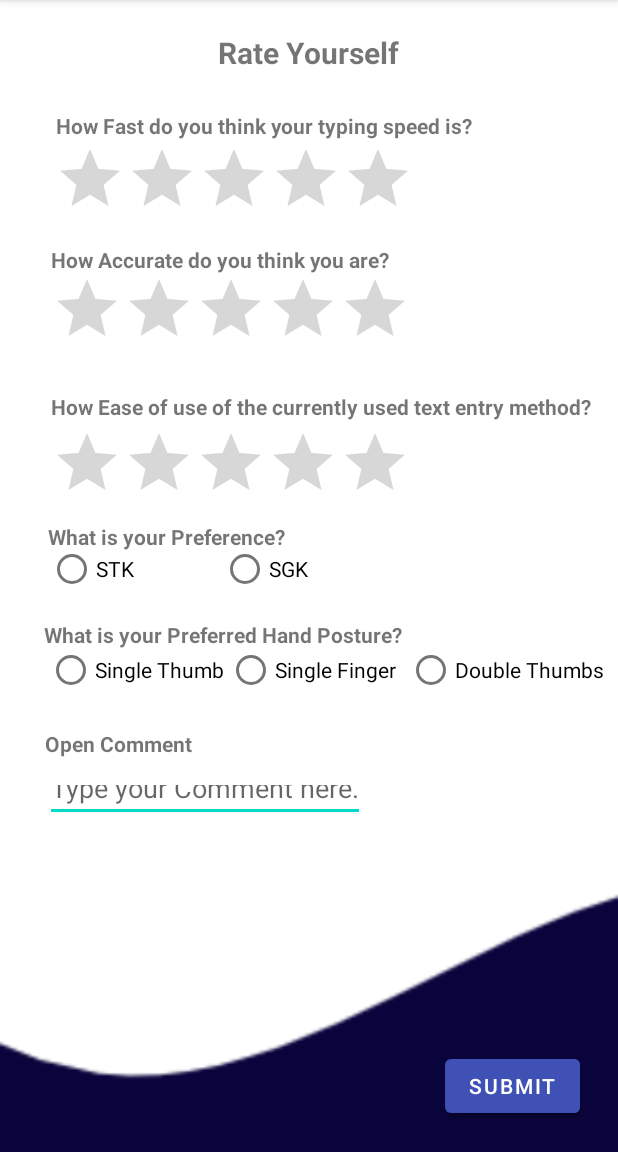
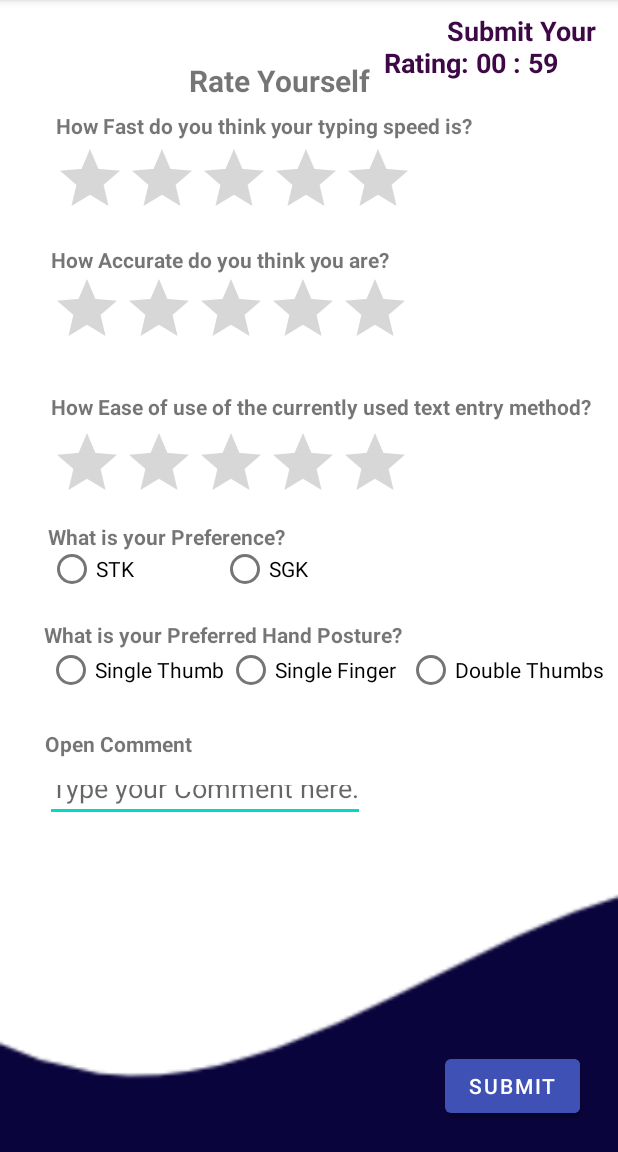
Before and after one commit to SLIIT-HCI/SMTEC, an Android app: the rating screen opened directly, with no data from a screen before it, on a phone screen of 412 x 824 dp, the part 84-1236 px from its top. Run offline under Robolectric (Android 15) with nearby library versions, the phone set to English and light mode, and no system bars; our stand-ins replace Volley.

Commit message:
Completed DB implementation of activity sample 1/3 and rating class

```diff
--- a/app/src/main/AndroidManifest.xml
+++ b/app/src/main/AndroidManifest.xml
@@ -25,11 +25,11 @@
         <activity android:name=".activity_sample_text3_3" />
         <activity android:name=".MainActivity" />
         <activity android:name=".activity_sample_text2_3" />
-        <activity android:name=".StartUp" />
+        <activity android:name=".activity_sample_text1_3" />
         <activity android:name=".questionnaire" />
         <activity android:name=".rating" />
         <activity android:name=".alertScreen" />
-        <activity android:name=".activity_sample_text1_3">
+        <activity android:name=".StartUp">
             <intent-filter>
                 <action android:name="android.intent.action.MAIN" />
 
--- a/app/src/main/java/com/example/wildusers/Database/LocalDB/DBHelper.java
+++ b/app/src/main/java/com/example/wildusers/Database/LocalDB/DBHelper.java
@@ -14,7 +14,7 @@ import java.util.Arrays;
 
 public class DBHelper extends SQLiteOpenHelper {
 
-    private static final int DATABASE_VERSION = 43;
+    private static final int DATABASE_VERSION = 55;
 
     // Database Name
     private static final String DATABASE_NAME = "SmtecWildMobileApp6.db";
@@ -34,9 +34,9 @@ public class DBHelper extends SQLiteOpenHelper {
 
 
     public static final String TABLE2_NAME = "WildExperiment";
-    //public static final String COLUMN1_id = "PassUserID";
-   // public static final String COLUMN2_session = "sessionNo";
-   // public static final String COLUMN2_attempt = "noOfRuns";
+    public static final String COLUMN1_id = "UserID";
+    public static final String COLUMN2_session = "sessionNo";
+    public static final String COLUMN2_attempt = "noOfRuns";
     public static final String COLUMN3_dateTime = "dateTime";
     public static final String COLUMN4_S1 = "stimulusPhrase";
     public static final String COLUMN5_S2 = "responsePhrase";
@@ -45,10 +45,10 @@ public class DBHelper extends SQLiteOpenHelper {
     public static final String COLUMN8_duration = "duration";
 
     private static final String TABLE3_NAME = "Rating";
-//    private static final String COLUMN2_userId = "ID";
-    //private static final String COLUMN_userSession = "userSession";
-    //private static final String COLUMN_dateTime = "FinishedTime";
-    //private static final String COLUMN_userNoOfruns = "runs";
+    private static final String COLUMN2_userId = "UID";
+    private static final String COLUMN_userSession = "userSession";
+//    private static final String COLUMN_dateTime = "FinishedTime";
+    private static final String COLUMN_userNoOfruns = "runs";
     private static final String COLUMN_speed = "Speed";
     private static final String COLUMN_accuracy = "Accuracy";
     private static final String COLUMN_preference = "preference";
@@ -89,9 +89,9 @@ public class DBHelper extends SQLiteOpenHelper {
 
 
             String TABLE_EXPERIMENT = "CREATE TABLE " + TABLE2_NAME + "("
-                    //+ COLUMN1_id + " TEXT NOT NULL,"
-                    //+ COLUMN2_session + " INTEGER NOT NULL,"
-                    //+ COLUMN2_attempt + " INTEGER NOT NULL,"
+                    + COLUMN1_id + " TEXT NOT NULL,"
+                    + COLUMN2_session + " TEXT NOT NULL,"
+                    + COLUMN2_attempt + " INTEGER NOT NULL,"
                     + COLUMN3_dateTime + " TEXT NOT NULL,"
                     + COLUMN4_S1 + " TEXT NOT NULL,"
                     + COLUMN5_S2 + " TEXT NOT NULL,"
@@ -101,10 +101,10 @@ public class DBHelper extends SQLiteOpenHelper {
             sqLiteDatabase.execSQL(TABLE_EXPERIMENT);
 
             String TABLE_RATING = "CREATE TABLE " + TABLE3_NAME + "("
-//                    + COLUMN2_userId + " TEXT PRIMARY KEY,"
-//                    + COLUMN_userSession + " INTEGER NOT NULL,"
+                    + COLUMN2_userId + " TEXT PRIMARY KEY,"
+                    + COLUMN_userSession + " TEXT NOT NULL,"
 //                    + COLUMN_dateTime + " TEXT NOT NULL,"
-//                    + COLUMN_userNoOfruns + " INTEGER NOT NULL,"
+                    + COLUMN_userNoOfruns + " INTEGER NOT NULL,"
                     + COLUMN_speed + " INTEGER NOT NULL,"
                     + COLUMN_accuracy + " INTEGER NOT NULL,"
                     + COLUMN_preference + " TEXT NOT NULL,"
@@ -236,14 +236,14 @@ public class DBHelper extends SQLiteOpenHelper {
 //
 //    }
 
-    public void saveToLocalDatabase(Experiment ex, SQLiteDatabase database){
+    public void saveToLocalDatabase(String UserID, String session, int attempt, Experiment ex, SQLiteDatabase database){
 
         //SQLiteDatabase database = this.getWritableDatabase();
         ContentValues contentValues = new ContentValues();
 
-        //contentValues.put(COLUMN1_id, PassUserID);
-        //contentValues.put(COLUMN2_session, session);
-        //contentValues.put(COLUMN2_attempt, attempt);
+        contentValues.put(COLUMN1_id, UserID);
+        contentValues.put(COLUMN2_session, session);
+        contentValues.put(COLUMN2_attempt, attempt);
         contentValues.put(COLUMN3_dateTime, Arrays.toString(ex.getDurationTimeStamps()));
         contentValues.put(COLUMN4_S1, ex.getStimulus());
         contentValues.put(COLUMN5_S2, ex.getResponse());
@@ -284,14 +284,14 @@ public class DBHelper extends SQLiteOpenHelper {
 //        database.insert(TABLE3_NAME,null,contentValues);
 //    }
 
-    public void saveToRatingsTable(float speed, float accuracy, String preference, float easeOfUse,  String HandPosture, String comment,  SQLiteDatabase database) {
+    public void saveToRatingsTable(String ID, String session, int runs, float speed, float accuracy, String preference, float easeOfUse,  String HandPosture, String comment,  SQLiteDatabase database) {
 
         ContentValues contentValues = new ContentValues();
 
-//        contentValues.put(COLUMN2_userId, ID);
-//        contentValues.put(COLUMN_userSession, session);
+        contentValues.put(COLUMN2_userId, ID);
+        contentValues.put(COLUMN_userSession, session);
 //        contentValues.put(COLUMN_dateTime, datetime);
-//        contentValues.put(COLUMN_userNoOfruns,runs);
+        contentValues.put(COLUMN_userNoOfruns,runs);
         contentValues.put(COLUMN_speed, speed);
         contentValues.put(COLUMN_accuracy, accuracy);
         contentValues.put(COLUMN_preference, preference);
--- a/app/src/main/java/com/example/wildusers/rating.java
+++ b/app/src/main/java/com/example/wildusers/rating.java
@@ -1,33 +1,49 @@
 package com.example.wildusers;
 
+import androidx.annotation.RequiresApi;
 import androidx.appcompat.app.AppCompatActivity;
 
 import android.content.Intent;
 import android.database.sqlite.SQLiteDatabase;
+import android.os.Build;
 import android.os.Bundle;
+import android.os.CountDownTimer;
+import android.os.Handler;
 import android.view.View;
 import android.widget.Button;
 import android.widget.EditText;
 import android.widget.RadioButton;
 import android.widget.RadioGroup;
 import android.widget.RatingBar;
+import android.widget.TextView;
 
 import com.example.wildusers.Database.LocalDB.DBHelper;
 
+import java.time.LocalDateTime;
+import java.time.format.DateTimeFormatter;
+
+@RequiresApi(api = Build.VERSION_CODES.O)
 public class rating extends AppCompatActivity {
 
     DBHelper dbHelper;
     RatingBar rb5_speed, rb6_accuracy, rb7_easeOfUse;
-    //Button rateSubmit;
     RadioGroup type, postureRG;
-    //RadioButton stk, sgk, singleThumb, singleFinger, doubleThumb;
     RadioButton Type_radioBtn, TypeHandPosture;
     EditText OpenComment;
+    TextView brk_timer;
+    DateTimeFormatter formatDate = DateTimeFormatter.ofPattern("dd-MM-yyyy HH:mm:ss.S");
 
-    String PassUserID;
+    String UserID;
+    String comment;
 
     float speed, accuracy, easeOfUse;
     String preference, HandPosture;
+    int totalRuns;
+    int noOfRuns = 1;
+    long timeleft;
+    String formatDateTime;
+    LocalDateTime sessionOnFinished;
+    String session;
 
     Button submit;
 
@@ -42,18 +58,86 @@ public class rating extends AppCompatActivity {
 
         type = (RadioGroup) findViewById(R.id.type);
         postureRG = (RadioGroup) findViewById(R.id.postureRG);
-
-//        stk = (RadioButton) findViewById(R.id.STK);
-//        sgk = (RadioButton) findViewById(R.id.SGK);
-//        singleThumb = (RadioButton) findViewById(R.id.singleThumb);
-//        singleFinger = (RadioButton) findViewById(R.id.singleFinger);
-//        doubleThumb = (RadioButton) findViewById(R.id.doubleThumb);
         OpenComment = findViewById(R.id.commentEdit);
         submit = (Button)findViewById(R.id.rate2SubmitBTN);
+        brk_timer = (TextView) findViewById(R.id.break_timer);
 
-        PassUserID = getIntent().getStringExtra("PassUserID");
+        UserID = getIntent().getStringExtra("UserID");
+        totalRuns = getIntent().getIntExtra("noOfRuns",0);
+        session = getIntent().getStringExtra("session");
+
+        System.out.println("total runs" + totalRuns);
+        if(totalRuns != 0){
+            noOfRuns = totalRuns;
+        }
+
 
         dbHelper = new DBHelper(this);
+        /********************************/
+        new CountDownTimer(60000, 1000) {
+            public void onTick(long millisUntilFinished) {
+                brk_timer.setText("         Submit Your Rating: " + formatTime(millisUntilFinished));
+                timeleft = millisUntilFinished / 1000;
+            }
+
+            public void onFinish() {
+                brk_timer.setText("       Let's start again !");
+
+
+//                int selectedIDPreference = type.getCheckedRadioButtonId();
+//                Type_radioBtn = (RadioButton) findViewById(selectedIDPreference);
+//                preference = (String) Type_radioBtn.getText().toString();
+//
+//                int selectedIDHandPosture = postureRG.getCheckedRadioButtonId();
+//                TypeHandPosture = (RadioButton)findViewById(selectedIDHandPosture);
+//                HandPosture = (String) TypeHandPosture.getText().toString();
+//
+//                speed = rb5_speed.getRating();
+//                accuracy = rb6_accuracy.getRating();
+//                easeOfUse = rb7_easeOfUse.getRating();
+//                //String comment = OpenComment.getText().toString();
+//                comment = OpenComment.getText().toString();
+
+
+//                sessionOnFinished = LocalDateTime.now();
+                formatDateTime = sessionOnFinished.format(formatDate);
+               // saveToDatabase(email,session,noOfRuns,speed,accuracy,preference,easeOfUse, formatDateTime);
+                //saveToDatabase(speed,accuracy,preference,easeOfUse,HandPosture, comment);
+
+                System.out.println("Before" + noOfRuns);
+                noOfRuns = noOfRuns +1;
+                if(noOfRuns<2){
+                    new Handler().postDelayed(new Runnable() {
+                        @Override
+                        public void run() {
+
+                            Intent intent = new Intent(rating.this, activity_sample_text1_3.class);
+                            intent.putExtra("noOfRuns", noOfRuns);
+                            startActivity(intent);
+                        }
+                    }, 3000);
+
+                }else{
+                    brk_timer.setText("            Session is over");
+                    new Handler().postDelayed(new Runnable() {
+                        @Override
+                        public void run() {
+
+                            Intent intent=new Intent(rating.this, activity_sample_text2_3.class);
+                            intent.putExtra("noOfRuns", noOfRuns);
+                            intent.putExtra("session", session);
+                            startActivity(intent);
+                        }
+                    }, 3000);
+                }
+                System.out.println("After" + noOfRuns);
+
+            }
+        }.start();
+
+        /*******************************/
+
+
         submit.setOnClickListener(new View.OnClickListener() {
             @Override
             public void onClick(View view) {
@@ -69,18 +153,40 @@ public class rating extends AppCompatActivity {
                 speed = rb5_speed.getRating();
                 accuracy = rb6_accuracy.getRating();
                 easeOfUse = rb7_easeOfUse.getRating();
-                String comment = OpenComment.getText().toString();
+                //String comment = OpenComment.getText().toString();
+                comment = OpenComment.getText().toString();
 
 
-                saveToDatabase(speed,accuracy,preference,easeOfUse,HandPosture, comment);
+                saveToDatabase(session, speed,accuracy,preference,easeOfUse,HandPosture, comment);
 
             }
         });
     }
 
-    public void saveToDatabase(float speed,float accuracy, String preference,float easeOfUse, String HandPosture, String comment){
+    public void saveToDatabase(String session, float speed,float accuracy, String preference,float easeOfUse, String HandPosture, String comment){
         DBHelper dbHelper = new DBHelper(this);
         SQLiteDatabase database = dbHelper.getWritableDatabase();
-        dbHelper.saveToRatingsTable(speed,accuracy,preference,easeOfUse, HandPosture, comment, database);
+        dbHelper.saveToRatingsTable(UserID, session, noOfRuns, speed,accuracy,preference,easeOfUse, HandPosture, comment, database);
+    }
+
+
+    public String formatTime(long millis) {
+        String output = "00:00";
+        long seconds = millis / 1000;
+        long minutes = seconds / 60;
+
+        seconds = seconds % 60;
+        minutes = minutes % 60;
+
+        String sec = String.valueOf(seconds);
+        String min = String.valueOf(minutes);
+
+        if (seconds < 10)
+            sec = "0" + seconds;
+        if (minutes < 10)
+            min= "0" + minutes;
+
+        output = min + " : " + sec;
+        return output;
     }
 }
--- a/app/src/main/res/layout/activity_rating.xml
+++ b/app/src/main/res/layout/activity_rating.xml
@@ -7,16 +7,37 @@
     tools:context=".rating"
     android:background="@drawable/back8">
 
+
     <TextView
         android:id="@+id/ratingTitle"
         android:layout_width="wrap_content"
         android:layout_height="wrap_content"
+        android:layout_alignParentStart="true"
         android:layout_alignParentTop="true"
-        android:layout_centerHorizontal="true"
-        android:layout_marginTop="21dp"
+        android:layout_marginStart="126dp"
+        android:layout_marginTop="40dp"
         android:text="Rate Yourself"
         android:textSize="20dp"
         android:textStyle="bold" />
+
+    <TextView
+        android:id="@+id/break_timer"
+        android:layout_width="152dp"
+        android:layout_height="wrap_content"
+        android:layout_alignParentTop="true"
+        android:layout_alignParentEnd="true"
+        android:layout_centerHorizontal="true"
+        android:layout_marginTop="8dp"
+        android:layout_marginEnd="4dp"
+        android:layout_marginBottom="-11dp"
+        android:textAlignment="viewStart"
+        android:textColor="#3E0847"
+        android:textSize="18sp"
+        android:textStyle="bold"
+        app:layout_constraintEnd_toEndOf="parent"
+        app:layout_constraintHorizontal_bias="0.59"
+        app:layout_constraintStart_toStartOf="parent"
+        app:layout_constraintTop_toTopOf="parent" />
 
     <TextView
         android:id="@+id/rate1"
```
Also changed, not shown: app/src/main/java/com/example/wildusers/activity_sample_text1_3.java (+6 -6 lines).
